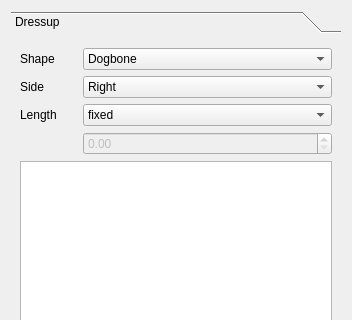
berndhahnebach/All_FreeCAD, file src/Mod/Path/Gui/Resources/panels/DogboneEdit.ui: the form before one commit; both pictures show x 0 to 352 and y 0 to 320 of the 352 by 486 pixel window.
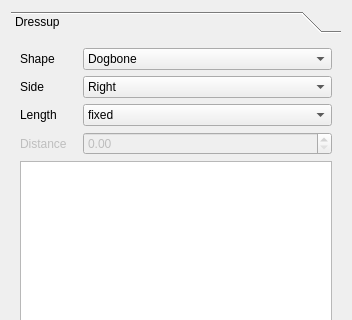
The form after the commit.

Commit message: Added tooltips and label for distance.

```diff
--- a/src/Mod/Path/Gui/Resources/panels/DogboneEdit.ui
+++ b/src/Mod/Path/Gui/Resources/panels/DogboneEdit.ui
@@ -138,6 +138,19 @@
            <horstretch>0</horstretch>
            <verstretch>0</verstretch>
           </sizepolicy>
+         </property>
+         <property name="toolTip">
+          <string>&lt;html&gt;&lt;head/&gt;&lt;body&gt;&lt;p&gt;List of bone locations (with all bones at that location) that are part of this dressup. The list is determined by the corners in the profile and the selected &lt;span style=&quot; font-weight:600;&quot;&gt;Side&lt;/span&gt; for the bones. &lt;/p&gt;&lt;p&gt;You can &lt;span style=&quot; font-weight:600;&quot;&gt;un-check&lt;/span&gt; the bones you don't want to be dressed up.&lt;/p&gt;&lt;p&gt;&lt;br/&gt;&lt;/p&gt;&lt;p&gt;If a bone is &lt;span style=&quot; font-weight:600;&quot;&gt;grayed out&lt;/span&gt; it means that it is already dressed up by a previous dressup. Or put another way, if you dress up this dogobone dressup again you will only be able to select the bones that are un-checked here.&lt;/p&gt;&lt;p&gt;&lt;br/&gt;&lt;/p&gt;&lt;p&gt;If this list is empty it probably means you're trying to create bones on the wrong side of the profile.&lt;/p&gt;&lt;/body&gt;&lt;/html&gt;</string>
+         </property>
+        </widget>
+       </item>
+       <item row="3" column="0">
+        <widget class="QLabel" name="customLabel">
+         <property name="enabled">
+          <bool>false</bool>
+         </property>
+         <property name="text">
+          <string>Distance</string>
          </property>
         </widget>
        </item>
```
Left out of the diff: 12 changed lines with no effect on the pictures. The commit also changes 1 other file.
